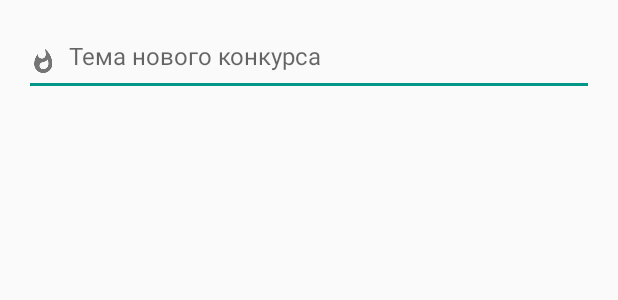
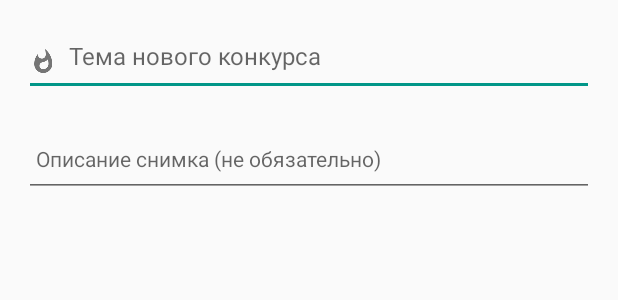
Before and after one commit to yankovskiy/PhotohuntAndroid, an Android app: the layout edit_image_dialog.xml on its own in the app's theme, with its tools: preview values and no code run, on a phone screen of 412 x 824 dp. Shown: the top 300 px of the screen. Run offline under Robolectric (Android 15) with nearby library versions, the phone set to English and light mode, and no system bars.

Commit message:
Изменение описания фотографии

```diff
--- a/photoHuntAndroid/src/main/java/ru/neverdark/photohunt/fragments/View2ImageFragment.java
+++ b/photoHuntAndroid/src/main/java/ru/neverdark/photohunt/fragments/View2ImageFragment.java
@@ -312,11 +312,12 @@ public class View2ImageFragment extends UfoFragment {
         private class RestEditImageListener implements Callback<Void> {
             @Override
             public void success(Void data, Response response) {
-                Common.showMessage(mContext, R.string.subject_changed);
+                Common.showMessage(mContext, R.string.information_chanded);
                 View view = ((MainActivity) getActivity()).getSupportActionBar().getCustomView();
                 TextView subtitle = (TextView) view.findViewById(R.id.custom_actionbar_subtitle);
                 subtitle.setText(mTempImage.subject);
                 mImage.subject = mTempImage.subject;
+                mImage.description = mTempImage.description;
             }
 
             @Override
--- a/photoHuntAndroid/src/main/java/ru/neverdark/photohunt/fragments/ViewSingleImageFragment.java
+++ b/photoHuntAndroid/src/main/java/ru/neverdark/photohunt/fragments/ViewSingleImageFragment.java
@@ -262,6 +262,7 @@ public class ViewSingleImageFragment extends UfoFragment {
         pressButton(mInfoButton, !isPressed);
         pressButton(mCommentButton, false);
         if (!isPressed) {
+            mImageDescription.setText(mImage.description); // если было обновление информации о изображении
             mSingleImage.setVisibility(View.GONE);
             mCommentsBlock.setVisibility(View.GONE);
             mImageInfoBlock.setVisibility(View.VISIBLE);
--- a/photoHuntAndroid/src/main/res/layout/edit_image_dialog.xml
+++ b/photoHuntAndroid/src/main/res/layout/edit_image_dialog.xml
@@ -9,12 +9,28 @@
         android:layout_width="match_parent"
         android:layout_height="48dp"
         android:layout_alignParentTop="true"
+        android:layout_marginBottom="16dp"
         android:drawableLeft="@drawable/ic_whatshot_grey600_18dp"
         android:drawablePadding="8dp"
         android:hint="@string/new_subject"
+        android:inputType="text"
         android:paddingBottom="16dp"
         android:paddingTop="16dp"
-        android:inputType="text"
         android:textSize="16sp" />
 
+    <EditText
+        android:id="@+id/edit_image_description"
+        android:layout_width="match_parent"
+        android:layout_height="wrap_content"
+        android:layout_below="@+id/edit_image_subject"
+        android:gravity="top"
+        android:hint="@string/photo_description"
+        android:inputType="textLongMessage|textMultiLine"
+        android:paddingBottom="16dp"
+        android:paddingLeft="8dp"
+        android:paddingRight="8dp"
+        android:paddingTop="16dp"
+        android:textSize="14sp" />
+
+
 </RelativeLayout>
--- a/photoHuntAndroid/src/main/res/menu/view_single_image.xml
+++ b/photoHuntAndroid/src/main/res/menu/view_single_image.xml
@@ -2,7 +2,7 @@
 <menu xmlns:android="http://schemas.android.com/apk/res/android">
     <item xmlns:app="http://schemas.android.com/apk/res-auto"
         android:id="@+id/edit_image"
-        android:title="@string/edit_image_subject"
+        android:title="@string/edit_image_information"
         android:visible="false"
         app:showAsAction="never"></item>
 
--- a/photoHuntAndroid/src/main/res/values/strings.xml
+++ b/photoHuntAndroid/src/main/res/values/strings.xml
@@ -183,4 +183,6 @@
     <string name="comment_removed">Комментарий удален</string>
     <string name="new_comment">Новый комментарий</string>
     <string name="comments">Комментарии</string>
+    <string name="information_chanded">Информация изменена</string>
+    <string name="edit_image_information">Изменить описание снимка</string>
 </resources>
```
Also changed, not shown: photoHuntAndroid/src/main/java/ru/neverdark/photohunt/dialogs/EditImageDialog.java (+38 -35 lines).
